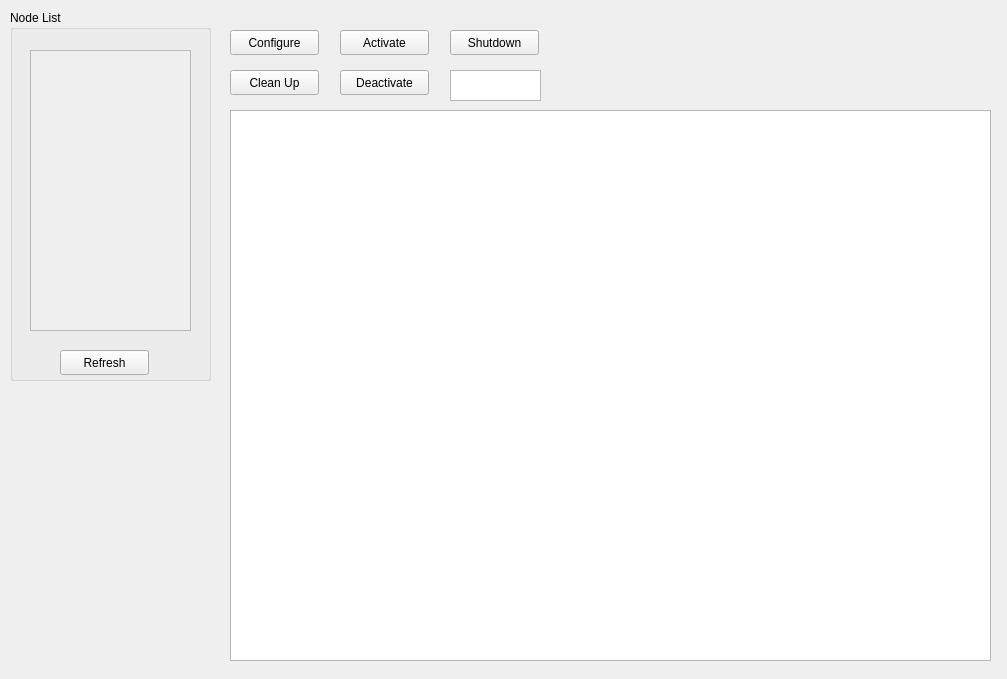
Above: resource/RosLifecycleManager.ui from VSP-AR/rqt_lifecycle_manager before the change. Below: the same form after it.
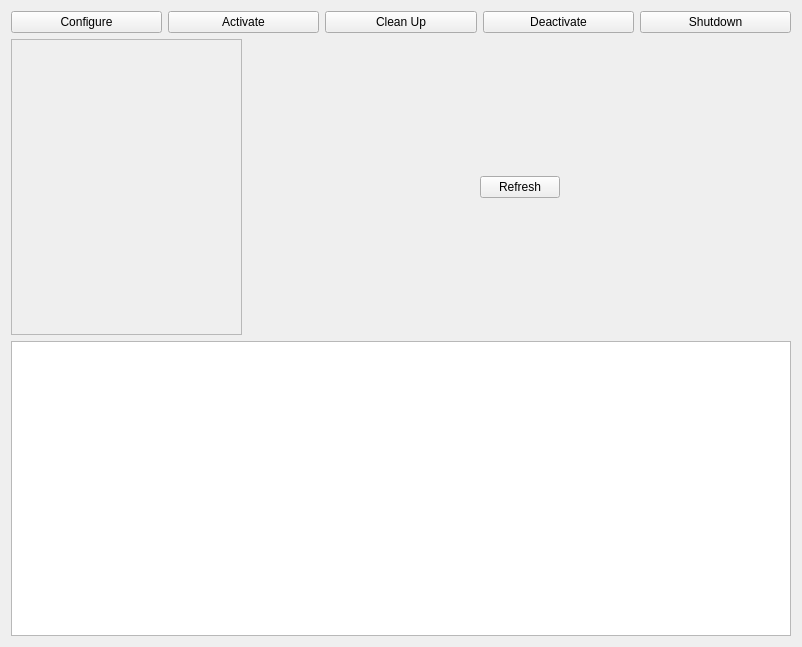
That is the form after the change.

Patch:
```diff
--- a/resource/RosLifecycleManager.ui
+++ b/resource/RosLifecycleManager.ui
@@ -6,34 +6,57 @@
    <rect>
     <x>0</x>
     <y>0</y>
-    <width>1007</width>
-    <height>679</height>
+    <width>802</width>
+    <height>647</height>
    </rect>
   </property>
   <property name="windowTitle">
    <string>Lifecycle Manager</string>
   </property>
-  <widget class="QGroupBox" name="groupLifecyleNodeList">
-   <property name="geometry">
-    <rect>
-     <x>10</x>
-     <y>10</y>
-     <width>201</width>
-     <height>371</height>
-    </rect>
-   </property>
-   <property name="title">
-    <string>Node List</string>
-   </property>
+  <layout class="QVBoxLayout" name="verticalLayout" stretch="0,0,0">
+   <item>
+    <layout class="QHBoxLayout" name="horizontalLayoutActions">
+     <item>
+      <widget class="QPushButton" name="pushConfigureObj">
+       <property name="text">
+        <string>Configure</string>
+       </property>
+      </widget>
+     </item>
+     <item>
+      <widget class="QPushButton" name="pushActivateObj">
+       <property name="text">
+        <string>Activate</string>
+       </property>
+      </widget>
+     </item>
+     <item>
+      <widget class="QPushButton" name="pushCleanObj">
+       <property name="text">
+        <string>Clean Up</string>
+       </property>
+      </widget>
+     </item>
+     <item>
+      <widget class="QPushButton" name="pushDeactivateObj">
+       <property name="text">
+        <string>Deactivate</string>
+       </property>
+      </widget>
+     </item>
+     <item>
+      <widget class="QPushButton" name="pushShutdownObj">
+       <property name="text">
+        <string>Shutdown</string>
+       </property>
+      </widget>
+     </item>
+    </layout>
+   </item>
+   <item>
+    <layout class="QHBoxLayout" name="horizontalLayoutNodeList">
+     <item>
    <widget class="QScrollArea" name="lifecycleNodeList">
-    <property name="geometry">
-     <rect>
-      <x>20</x>
-      <y>40</y>
-      <width>161</width>
-      <height>281</height>
-     </rect>
-    </property>
     <property name="widgetResizable">
      <bool>true</bool>
     </property>
@@ -42,35 +65,50 @@
       <rect>
        <x>0</x>
        <y>0</y>
-       <width>159</width>
-       <height>279</height>
+          <width>226</width>
+          <height>290</height>
       </rect>
      </property>
     </widget>
    </widget>
+     </item>
+     <item>
+      <spacer name="horizontalSpacer_5">
+       <property name="orientation">
+        <enum>Qt::Horizontal</enum>
+       </property>
+       <property name="sizeHint" stdset="0">
+        <size>
+         <width>40</width>
+         <height>20</height>
+        </size>
+       </property>
+      </spacer>
+     </item>
+     <item>
    <widget class="QPushButton" name="pushRefresh">
-    <property name="geometry">
-     <rect>
-      <x>50</x>
-      <y>340</y>
-      <width>89</width>
-      <height>25</height>
-     </rect>
-    </property>
     <property name="text">
      <string>Refresh</string>
     </property>
    </widget>
-  </widget>
+     </item>
+     <item>
+      <spacer name="horizontalSpacer_4">
+       <property name="orientation">
+        <enum>Qt::Horizontal</enum>
+       </property>
+       <property name="sizeHint" stdset="0">
+        <size>
+         <width>40</width>
+         <height>20</height>
+        </size>
+       </property>
+      </spacer>
+     </item>
+    </layout>
+   </item>
+   <item>
   <widget class="QGraphicsView" name="graphicsViewObj">
-   <property name="geometry">
-    <rect>
-     <x>230</x>
-     <y>110</y>
-     <width>761</width>
-     <height>551</height>
-    </rect>
-   </property>
    <property name="renderHints">
     <set>QPainter::Antialiasing|QPainter::HighQualityAntialiasing|QPainter::SmoothPixmapTransform|QPainter::TextAntialiasing</set>
    </property>
@@ -78,81 +116,8 @@
     <enum>QGraphicsView::AnchorViewCenter</enum>
    </property>
   </widget>
-  <widget class="QPushButton" name="pushConfigureObj">
-   <property name="geometry">
-    <rect>
-     <x>230</x>
-     <y>30</y>
-     <width>89</width>
-     <height>25</height>
-    </rect>
-   </property>
-   <property name="text">
-    <string>Configure</string>
-   </property>
-  </widget>
-  <widget class="QPushButton" name="pushActivateObj">
-   <property name="geometry">
-    <rect>
-     <x>340</x>
-     <y>30</y>
-     <width>89</width>
-     <height>25</height>
-    </rect>
-   </property>
-   <property name="text">
-    <string>Activate</string>
-   </property>
-  </widget>
-  <widget class="QPushButton" name="pushDeactivateObj">
-   <property name="geometry">
-    <rect>
-     <x>340</x>
-     <y>70</y>
-     <width>89</width>
-     <height>25</height>
-    </rect>
-   </property>
-   <property name="text">
-    <string>Deactivate</string>
-   </property>
-  </widget>
-  <widget class="QPushButton" name="pushShutdownObj">
-   <property name="geometry">
-    <rect>
-     <x>450</x>
-     <y>30</y>
-     <width>89</width>
-     <height>25</height>
-    </rect>
-   </property>
-   <property name="text">
-    <string>Shutdown</string>
-   </property>
-  </widget>
-  <widget class="QPushButton" name="pushCleanObj">
-   <property name="geometry">
-    <rect>
-     <x>230</x>
-     <y>70</y>
-     <width>89</width>
-     <height>25</height>
-    </rect>
-   </property>
-   <property name="text">
-    <string>Clean Up</string>
-   </property>
-  </widget>
-  <widget class="QTextBrowser" name="stateInfoObj">
-   <property name="geometry">
-    <rect>
-     <x>450</x>
-     <y>70</y>
-     <width>91</width>
-     <height>31</height>
-    </rect>
-   </property>
-  </widget>
+   </item>
+  </layout>
  </widget>
  <resources/>
  <connections/>
```
Lines whose indentation alone changed are shown as unchanged.
